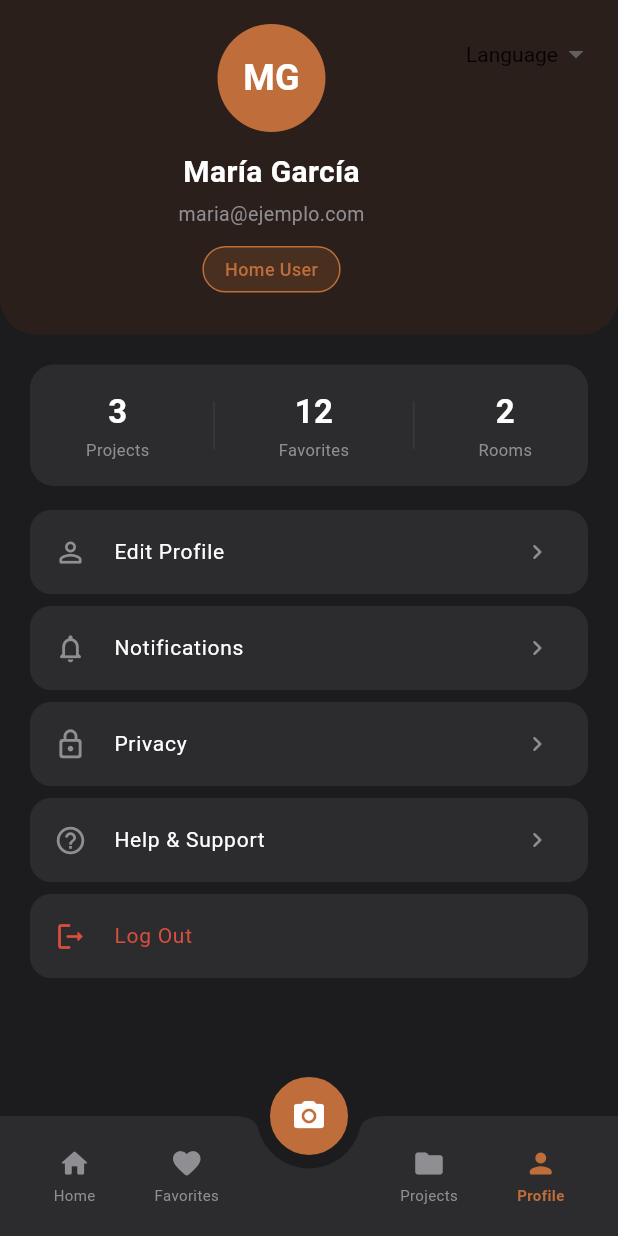
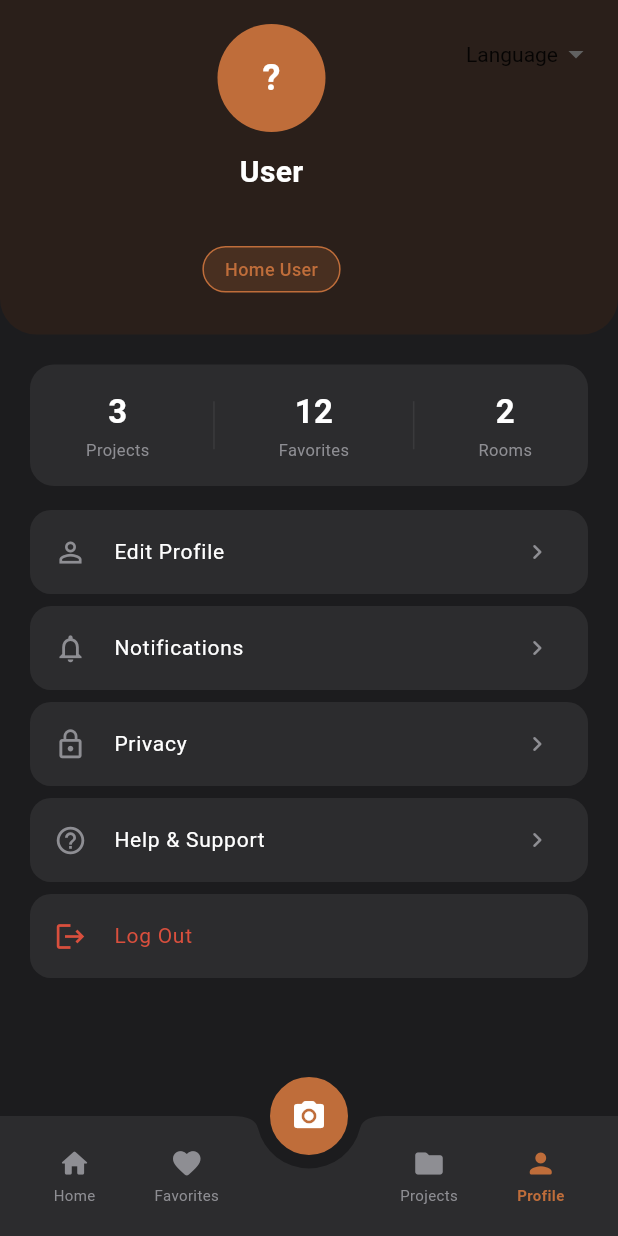
Before and after one commit to AngieB18/RyzeAI, a Flutter app: the HomePage screen opened by its route, after a tap on "Favorites", after a tap on "Projects", after a tap on "Profile", on a phone screen of 412 x 824 dp. Run offline on Flutter 3.47's test engine with Material 3 defaults, Android fonts, the phone set to English and light mode, and no system bars; our stand-ins replace cloud_firestore, firebase_auth, firebase_core; accounts and stored records are empty.

Commit message:
Autocomplete and profile fix

```diff
--- /dev/null
+++ b/lib/core/services/user_service.dart
@@ -0,0 +1,31 @@
+// lib/core/services/user_service.dart
+import 'package:cloud_firestore/cloud_firestore.dart';
+import 'package:firebase_auth/firebase_auth.dart';
+
+class UserService {
+  static Future<Map<String, dynamic>?> getCurrentUserData() async {
+    try {
+      final user = FirebaseAuth.instance.currentUser;
+      if (user == null) return null;
+
+      final doc = await FirebaseFirestore.instance
+          .collection('users')
+          .doc(user.uid)
+          .get();
+
+      if (doc.exists) {
+        return doc.data();
+      }
+      return null;
+    } catch (e) {
+      return null;
+    }
+  }
+
+  static String getInitials(String firstName, String lastName) {
+    String initials = '';
+    if (firstName.isNotEmpty) initials += firstName[0].toUpperCase();
+    if (lastName.isNotEmpty) initials += lastName[0].toUpperCase();
+    return initials;
+  }
+}
--- a/lib/home/screens/home_screen.dart
+++ b/lib/home/screens/home_screen.dart
@@ -1,21 +1,49 @@
 // lib/home/screens/home_screen.dart
 import 'package:flutter/material.dart';
 import '../../core/constants/app_colors.dart';
+import '../../core/services/user_service.dart';
 import '../../generated/l10n.dart';
 
-class HomeScreen extends StatelessWidget {
+class HomeScreen extends StatefulWidget {
   const HomeScreen({super.key});
+
+  @override
+  State<HomeScreen> createState() => _HomeScreenState();
+}
+
+class _HomeScreenState extends State<HomeScreen> {
+  Map<String, dynamic>? _userData;
+  bool _loading = true;
+
+  @override
+  void initState() {
+    super.initState();
+    _loadUser();
+  }
+
+  Future<void> _loadUser() async {
+    final data = await UserService.getCurrentUserData();
+    if (mounted) {
+      setState(() {
+        _userData = data;
+        _loading = false;
+      });
+    }
+  }
 
   @override
   Widget build(BuildContext context) {
     final l = S.of(context);
+    final firstName = _userData?['firstName'] ?? '';
+    final lastName = _userData?['lastName'] ?? '';
+    final initials = UserService.getInitials(firstName, lastName);
 
     return SafeArea(
       child: SingleChildScrollView(
         child: Column(
           crossAxisAlignment: CrossAxisAlignment.start,
           children: [
-            _buildHeader(l),
+            _buildHeader(l, firstName, initials),
             Padding(
               padding: const EdgeInsets.all(20),
               child: Column(
@@ -42,7 +70,7 @@ class HomeScreen extends StatelessWidget {
     );
   }
 
-  Widget _buildHeader(S l) {
+  Widget _buildHeader(S l, String firstName, String initials) {
     return Container(
       width: double.infinity,
       padding: const EdgeInsets.fromLTRB(20, 16, 80, 20),
@@ -67,10 +95,21 @@ class HomeScreen extends StatelessWidget {
                 ),
               ),
               const SizedBox(height: 2),
-              Row(
+              _loading
+                  ? const SizedBox(
+                      width: 160,
+                      height: 26,
+                      child: LinearProgressIndicator(
+                        backgroundColor: Color(0xFF3A3A3C),
+                        valueColor: AlwaysStoppedAnimation<Color>(
+                          AppColors.primary,
+                        ),
+                      ),
+                    )
+                  : Row(
                       children: [
                         Text(
-                    '${l.helloUser}, María',
+                          '${l.helloUser}, $firstName',
                           style: const TextStyle(
                             color: AppColors.textPrimary,
                             fontSize: 22,
@@ -83,12 +122,18 @@ class HomeScreen extends StatelessWidget {
                     ),
             ],
           ),
-          const CircleAvatar(
+          // Avatar con iniciales
+          _loading
+              ? const CircleAvatar(
+                  radius: 22,
+                  backgroundColor: Color(0xFF3A3A3C),
+                )
+              : CircleAvatar(
                   radius: 22,
                   backgroundColor: AppColors.primary,
                   child: Text(
-              'MG',
-              style: TextStyle(
+                    initials.isNotEmpty ? initials : '?',
+                    style: const TextStyle(
                       color: Colors.white,
                       fontWeight: FontWeight.bold,
                       fontSize: 14,
@@ -149,9 +194,7 @@ class HomeScreen extends StatelessWidget {
             ),
           ),
           const SizedBox(height: 14),
-          GestureDetector(
-            onTap: () {},
-            child: Container(
+          Container(
             padding: const EdgeInsets.symmetric(horizontal: 14, vertical: 8),
             decoration: BoxDecoration(
               color: Colors.white24,
@@ -175,7 +218,6 @@ class HomeScreen extends StatelessWidget {
                   ),
                 ),
               ],
-              ),
             ),
           ),
         ],
--- a/lib/home/screens/profile_screen.dart
+++ b/lib/home/screens/profile_screen.dart
@@ -1,20 +1,52 @@
 // lib/home/screens/profile_screen.dart
 import 'package:flutter/material.dart';
+import 'package:firebase_auth/firebase_auth.dart';
 import '../../core/constants/app_colors.dart';
+import '../../core/services/user_service.dart';
 import '../../generated/l10n.dart';
 
-class ProfileScreen extends StatelessWidget {
+class ProfileScreen extends StatefulWidget {
   const ProfileScreen({super.key});
+
+  @override
+  State<ProfileScreen> createState() => _ProfileScreenState();
+}
+
+class _ProfileScreenState extends State<ProfileScreen> {
+  Map<String, dynamic>? _userData;
+  bool _loading = true;
+
+  @override
+  void initState() {
+    super.initState();
+    _loadUser();
+  }
+
+  Future<void> _loadUser() async {
+    final data = await UserService.getCurrentUserData();
+    if (mounted) {
+      setState(() {
+        _userData = data;
+        _loading = false;
+      });
+    }
+  }
 
   @override
   Widget build(BuildContext context) {
     final l = S.of(context);
+    final firstName = _userData?['firstName'] ?? '';
+    final lastName = _userData?['lastName'] ?? '';
+    final email =
+        _userData?['email'] ?? FirebaseAuth.instance.currentUser?.email ?? '';
+    final fullName = '$firstName $lastName'.trim();
+    final initials = UserService.getInitials(firstName, lastName);
 
     return SafeArea(
       child: SingleChildScrollView(
         child: Column(
           children: [
-            _buildHeader(l),
+            _buildHeader(fullName, email, initials),
             Padding(
               padding: const EdgeInsets.all(20),
               child: Column(
@@ -32,7 +64,7 @@ class ProfileScreen extends StatelessWidget {
     );
   }
 
-  Widget _buildHeader(S l) {
+  Widget _buildHeader(String fullName, String email, String initials) {
     return Container(
       width: double.infinity,
       padding: const EdgeInsets.fromLTRB(20, 16, 70, 28),
@@ -45,12 +77,17 @@ class ProfileScreen extends StatelessWidget {
       ),
       child: Column(
         children: [
-          const CircleAvatar(
+          _loading
+              ? const CircleAvatar(
+                  radius: 36,
+                  backgroundColor: Color(0xFF3A3A3C),
+                )
+              : CircleAvatar(
                   radius: 36,
                   backgroundColor: AppColors.primary,
                   child: Text(
-              'MG',
-              style: TextStyle(
+                    initials.isNotEmpty ? initials : '?',
+                    style: const TextStyle(
                       color: Colors.white,
                       fontSize: 24,
                       fontWeight: FontWeight.bold,
@@ -58,18 +95,32 @@ class ProfileScreen extends StatelessWidget {
                   ),
                 ),
           const SizedBox(height: 12),
-          const Text(
-            'María García',
-            style: TextStyle(
+          _loading
+              ? const SizedBox(
+                  width: 120,
+                  height: 20,
+                  child: LinearProgressIndicator(
+                    backgroundColor: Color(0xFF3A3A3C),
+                    valueColor: AlwaysStoppedAnimation<Color>(
+                      AppColors.primary,
+                    ),
+                  ),
+                )
+              : Text(
+                  fullName.isNotEmpty ? fullName : 'User',
+                  style: const TextStyle(
                     color: AppColors.textPrimary,
                     fontSize: 20,
                     fontWeight: FontWeight.bold,
                   ),
                 ),
           const SizedBox(height: 4),
-          const Text(
-            'maria@ejemplo.com',
-            style: TextStyle(color: AppColors.textSecondary, fontSize: 13),
+          Text(
+            email,
+            style: const TextStyle(
+              color: AppColors.textSecondary,
+              fontSize: 13,
+            ),
           ),
           const SizedBox(height: 12),
           Container(
@@ -139,11 +190,11 @@ class ProfileScreen extends StatelessWidget {
 
   Widget _buildMenuSection(BuildContext context, S l) {
     final items = [
-      {'icon': Icons.person_outline_rounded, 'label': 'Edit Profile'},
-      {'icon': Icons.notifications_none_rounded, 'label': 'Notifications'},
-      {'icon': Icons.lock_outline_rounded, 'label': 'Privacy'},
-      {'icon': Icons.help_outline_rounded, 'label': 'Help & Support'},
-      {'icon': Icons.logout_rounded, 'label': 'Log Out', 'danger': true},
+      {'icon': Icons.person_outline, 'label': 'Edit Profile'},
+      {'icon': Icons.notifications_none, 'label': 'Notifications'},
+      {'icon': Icons.lock_outline, 'label': 'Privacy'},
+      {'icon': Icons.help_outline, 'label': 'Help & Support'},
+      {'icon': Icons.logout, 'label': 'Log Out', 'danger': true},
     ];
 
     return Column(
@@ -179,7 +230,17 @@ class ProfileScreen extends StatelessWidget {
                     color: AppColors.textSecondary,
                     size: 20,
                   ),
-            onTap: () {},
+            onTap: isDanger
+                ? () async {
+                    await FirebaseAuth.instance.signOut();
+                    if (!mounted) return;
+                    Navigator.pushNamedAndRemoveUntil(
+                      context,
+                      '/',
+                      (route) => false,
+                    );
+                  }
+                : () {},
           ),
         );
       }).toList(),
```
Lines whose indentation alone changed are shown as unchanged.
